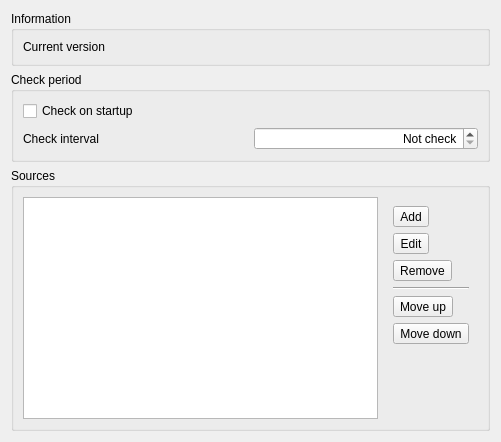
This is src/gui/updatepreferencewidget.ui in panter-dsd/UniversalUpdater as Qt 5 draws it before an edit. The edited form follows.
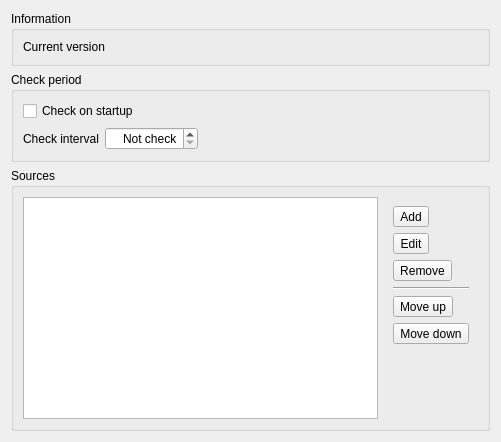
This is the edited form. Icons and pictures are not drawn.

Commit message: UU-16 is fixed.

What changed in the file:
```diff
--- a/src/gui/updatepreferencewidget.ui
+++ b/src/gui/updatepreferencewidget.ui
@@ -64,6 +64,12 @@
       </item>
       <item row="1" column="0">
        <widget class="QLabel" name="label_2">
+        <property name="sizePolicy">
+         <sizepolicy hsizetype="Maximum" vsizetype="Preferred">
+          <horstretch>0</horstretch>
+          <verstretch>0</verstretch>
+         </sizepolicy>
+        </property>
         <property name="text">
          <string>Check interval</string>
         </property>
@@ -85,6 +91,19 @@
         </property>
        </widget>
       </item>
+      <item row="1" column="2">
+       <spacer name="horizontalSpacer">
+        <property name="orientation">
+         <enum>Qt::Horizontal</enum>
+        </property>
+        <property name="sizeHint" stdset="0">
+         <size>
+          <width>40</width>
+          <height>20</height>
+         </size>
+        </property>
+       </spacer>
+      </item>
      </layout>
     </widget>
    </item>
```
